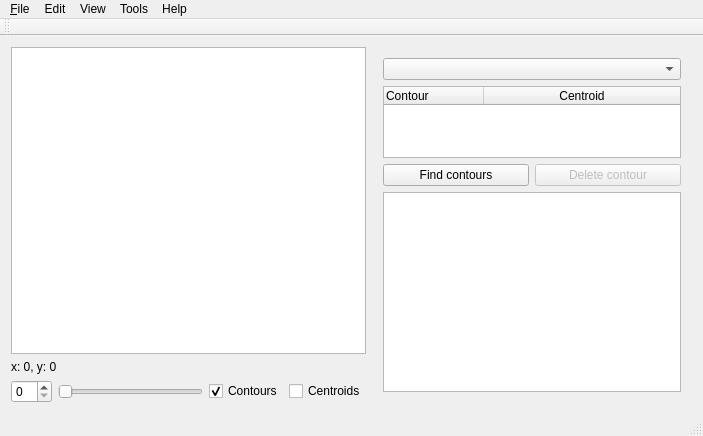
The window that mainwindow.ui (jonperdomo/polytracker) describes before a commit, drawn with Qt 5.
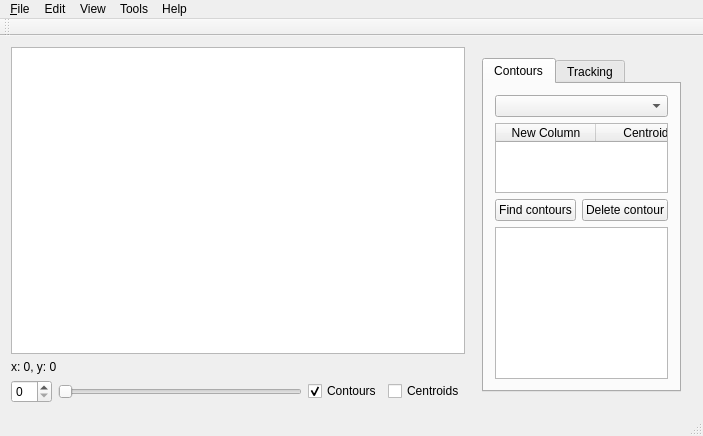
The same window after the commit. Custom widgets are drawn as their Qt base class.

Commit message: Added tab for setting tracking parameters.

The edit to the form file:
```diff
--- a/mainwindow.ui
+++ b/mainwindow.ui
@@ -17,7 +17,7 @@
    <string>BioMotion</string>
   </property>
   <widget class="QWidget" name="centralWidget">
-   <layout class="QHBoxLayout" name="horizontalLayout" stretch="1,0">
+   <layout class="QHBoxLayout" name="horizontalLayout" stretch="5,1">
     <item>
      <layout class="QVBoxLayout" name="videoPanel" stretch="1,0,0">
       <item>
@@ -74,8 +74,17 @@
      <widget class="QWidget" name="pointEditorPanel" native="true">
       <layout class="QVBoxLayout" name="tableLayout">
        <item>
-        <layout class="QHBoxLayout" name="chartLayout"/>
-       </item>
+        <widget class="QTabWidget" name="mainTabs">
+         <property name="currentIndex">
+          <number>0</number>
+         </property>
+         <widget class="QWidget" name="contourTab">
+          <attribute name="title">
+           <string>Contours</string>
+          </attribute>
+          <layout class="QVBoxLayout" name="verticalLayout_2">
+           <item>
+            <layout class="QVBoxLayout" name="contourTabLayout">
        <item>
         <widget class="QComboBox" name="videoComboBox"/>
        </item>
@@ -95,10 +104,7 @@
          </attribute>
          <column>
           <property name="text">
-           <string>Contour</string>
-          </property>
-          <property name="textAlignment">
-           <set>AlignLeading|AlignVCenter</set>
+                 <string>New Column</string>
           </property>
          </column>
          <column>
@@ -109,22 +115,16 @@
         </widget>
        </item>
        <item>
-        <layout class="QHBoxLayout" name="pointButtonLayout">
-         <item>
+              <layout class="QGridLayout" name="contourButtonLayout">
+               <item row="0" column="0">
           <widget class="QPushButton" name="findContoursButton">
-           <property name="enabled">
-            <bool>true</bool>
-           </property>
            <property name="text">
             <string>Find contours</string>
            </property>
           </widget>
          </item>
-         <item>
+               <item row="0" column="1">
           <widget class="QPushButton" name="deleteContourButton">
-           <property name="enabled">
-            <bool>false</bool>
-           </property>
            <property name="text">
             <string>Delete contour</string>
            </property>
@@ -133,16 +133,22 @@
         </layout>
        </item>
        <item>
-        <widget class="QGraphicsView" name="insetView">
-         <property name="minimumSize">
-          <size>
-           <width>0</width>
-           <height>200</height>
-          </size>
-         </property>
-         <property name="cursor" stdset="0">
-          <cursorShape>CrossCursor</cursorShape>
-         </property>
+              <widget class="QGraphicsView" name="insetView"/>
+             </item>
+            </layout>
+           </item>
+          </layout>
+         </widget>
+         <widget class="QWidget" name="trackingTab">
+          <attribute name="title">
+           <string>Tracking</string>
+          </attribute>
+          <layout class="QVBoxLayout" name="verticalLayout_4">
+           <item>
+            <layout class="QVBoxLayout" name="trackingTabLayout"/>
+           </item>
+          </layout>
+         </widget>
         </widget>
        </item>
       </layout>
```
Lines whose indentation alone changed are shown as unchanged. The commit also changes 2 other files.
